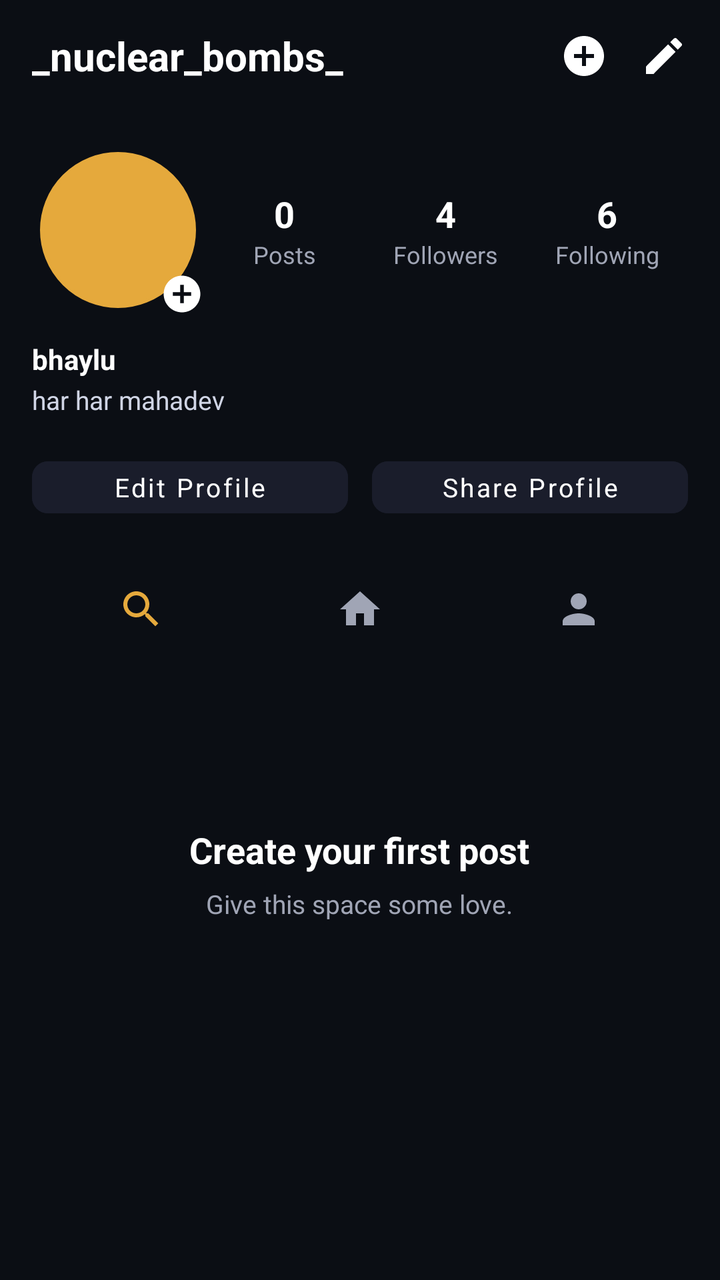
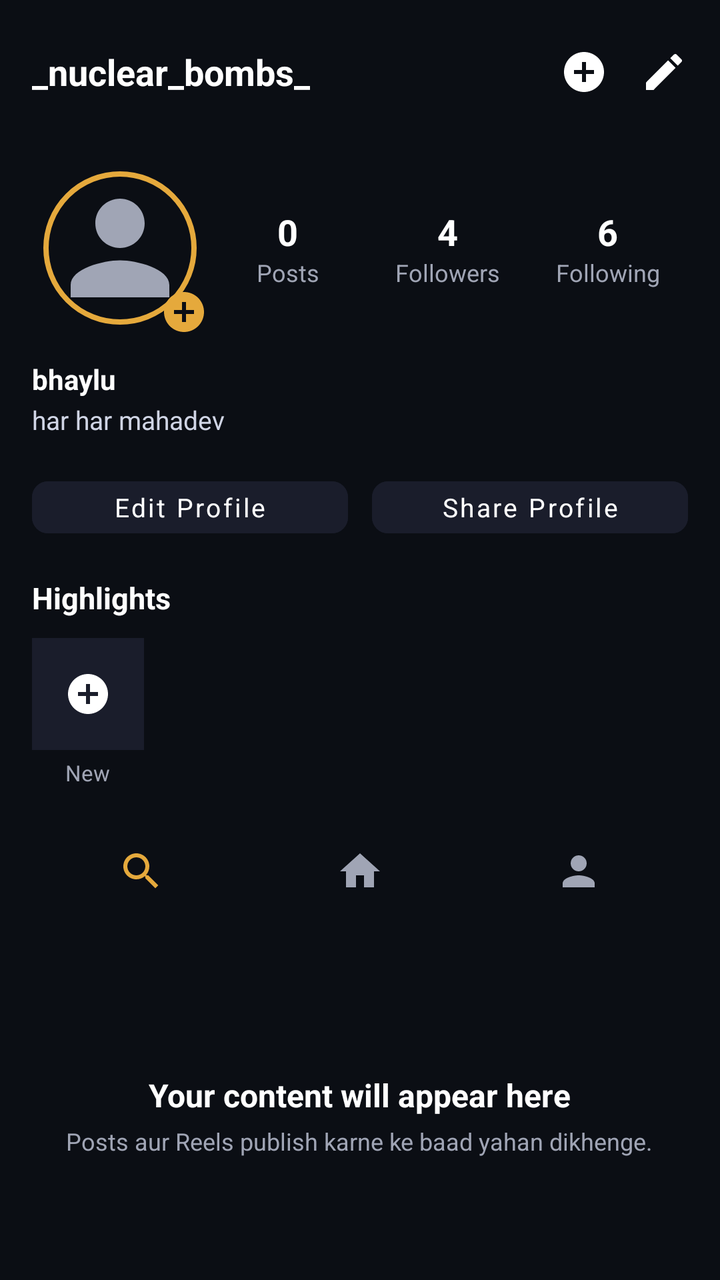

An Android layout rendered at two revisions. The XML below is the earlier revision; the diff shows what the commit changed to produce the second picture.
<!-- AndroidManifest.xml: application theme Theme.SanskritiSathi -->
<!-- res/layout/activity_profile.xml -->
<?xml version="1.0" encoding="utf-8"?>
<RelativeLayout xmlns:android="http://schemas.android.com/apk/res/android"
    xmlns:app="http://schemas.android.com/apk/res-auto"
    android:layout_width="match_parent"
    android:layout_height="match_parent"
    android:background="#0B0E14"
    android:fitsSystemWindows="true">

    
    <LinearLayout
        android:layout_width="0dp"
        android:layout_height="0dp"
        android:visibility="gone">

        <EditText
            android:id="@+id/nameInput"
            android:layout_width="wrap_content"
            android:layout_height="wrap_content" />

        <EditText
            android:id="@+id/usernameInput"
            android:layout_width="wrap_content"
            android:layout_height="wrap_content" />

        <EditText
            android:id="@+id/bioInput"
            android:layout_width="wrap_content"
            android:layout_height="wrap_content" />

        <Button
            android:id="@+id/saveProfileButton"
            android:layout_width="wrap_content"
            android:layout_height="wrap_content" />
    </LinearLayout>

    
    <RelativeLayout
        android:id="@+id/topBar"
        android:layout_width="match_parent"
        android:layout_height="56dp"
        android:paddingStart="16dp"
        android:paddingEnd="16dp">

        <TextView
            android:id="@+id/usernameHeader"
            android:layout_width="wrap_content"
            android:layout_height="wrap_content"
            android:layout_centerVertical="true"
            android:text="_nuclear_bombs_"
            android:textColor="#FFFFFF"
            android:textSize="20sp"
            android:textStyle="bold" />

        <ImageView
            android:id="@+id/btnNotification"
            android:layout_width="24dp"
            android:layout_height="24dp"
            android:layout_centerVertical="true"
            android:layout_marginEnd="16dp"
            android:layout_toStartOf="@id/btnSettings"
            android:src="@drawable/ic_add_circle"
            app:tint="#FFFFFF" />

        <ImageView
            android:id="@+id/btnSettings"
            android:layout_width="24dp"
            android:layout_height="24dp"
            android:layout_alignParentEnd="true"
            android:layout_centerVertical="true"
            android:src="@drawable/ic_edit"
            app:tint="#FFFFFF" />
    </RelativeLayout>

    <androidx.core.widget.NestedScrollView
        android:layout_width="match_parent"
        android:layout_height="match_parent"
        android:layout_below="@id/topBar">

        <LinearLayout
            android:layout_width="match_parent"
            android:layout_height="wrap_content"
            android:orientation="vertical"
            android:padding="16dp">

            
            <LinearLayout
                android:layout_width="match_parent"
                android:layout_height="wrap_content"
                android:gravity="center_vertical"
                android:orientation="horizontal">

                <RelativeLayout
                    android:layout_width="86dp"
                    android:layout_height="86dp">

                    <com.google.android.material.imageview.ShapeableImageView
                        android:id="@+id/profileImage"
                        android:layout_width="80dp"
                        android:layout_height="80dp"
                        android:layout_centerInParent="true"
                        android:background="#E5A93C"
                        android:padding="2dp"
                        app:shapeAppearanceOverlay="@style/ShapeAppearance.App.CircleImageView"
                        app:strokeColor="#E5A93C"
                        app:strokeWidth="2dp" />

                    <ImageView
                        android:layout_width="22dp"
                        android:layout_height="22dp"
                        android:layout_alignParentEnd="true"
                        android:layout_alignParentBottom="true"
                        android:src="@drawable/ic_add_circle"
                        app:tint="#FFFFFF" />
                </RelativeLayout>

                
                <LinearLayout
                    android:layout_width="match_parent"
                    android:layout_height="wrap_content"
                    android:orientation="horizontal">

                    <LinearLayout
                        android:layout_width="0dp"
                        android:layout_height="wrap_content"
                        android:layout_weight="1"
                        android:gravity="center"
                        android:orientation="vertical">

                        <TextView
                            android:id="@+id/postsCount"
                            android:layout_width="wrap_content"
                            android:layout_height="wrap_content"
                            android:text="0"
                            android:textColor="#FFFFFF"
                            android:textSize="18sp"
                            android:textStyle="bold" />

                        <TextView
                            android:layout_width="wrap_content"
                            android:layout_height="wrap_content"
                            android:text="Posts"
                            android:textColor="#A0A5B5"
                            android:textSize="12sp" />
                    </LinearLayout>

                    <LinearLayout
                        android:layout_width="0dp"
                        android:layout_height="wrap_content"
                        android:layout_weight="1"
                        android:gravity="center"
                        android:orientation="vertical">

                        <TextView
                            android:id="@+id/followersCount"
                            android:layout_width="wrap_content"
                            android:layout_height="wrap_content"
                            android:text="4"
                            android:textColor="#FFFFFF"
                            android:textSize="18sp"
                            android:textStyle="bold" />

                        <TextView
                            android:layout_width="wrap_content"
                            android:layout_height="wrap_content"
                            android:text="Followers"
                            android:textColor="#A0A5B5"
                            android:textSize="12sp" />
                    </LinearLayout>

                    <LinearLayout
                        android:layout_width="0dp"
                        android:layout_height="wrap_content"
                        android:layout_weight="1"
                        android:gravity="center"
                        android:orientation="vertical">

                        <TextView
                            android:id="@+id/followingCount"
                            android:layout_width="wrap_content"
                            android:layout_height="wrap_content"
                            android:text="6"
                            android:textColor="#FFFFFF"
                            android:textSize="18sp"
                            android:textStyle="bold" />

                        <TextView
                            android:layout_width="wrap_content"
                            android:layout_height="wrap_content"
                            android:text="Following"
                            android:textColor="#A0A5B5"
                            android:textSize="12sp" />
                    </LinearLayout>
                </LinearLayout>
            </LinearLayout>

            
            <TextView
                android:id="@+id/fullName"
                android:layout_width="wrap_content"
                android:layout_height="wrap_content"
                android:layout_marginTop="12dp"
                android:text="bhaylu"
                android:textColor="#FFFFFF"
                android:textSize="14sp"
                android:textStyle="bold" />

            <TextView
                android:id="@+id/bioText"
                android:layout_width="wrap_content"
                android:layout_height="wrap_content"
                android:layout_marginTop="2dp"
                android:text="har har mahadev"
                android:textColor="#D0D5E5"
                android:textSize="13sp" />

            
            <LinearLayout
                android:layout_width="match_parent"
                android:layout_height="wrap_content"
                android:layout_marginTop="16dp"
                android:orientation="horizontal">

                <Button
                    android:id="@+id/btnEditProfile"
                    style="@style/Widget.MaterialComponents.Button.UnelevatedButton"
                    android:layout_width="0dp"
                    android:layout_height="38dp"
                    android:layout_marginEnd="6dp"
                    android:layout_weight="1"
                    android:backgroundTint="#1A1D2B"
                    android:padding="0dp"
                    android:text="Edit Profile"
                    android:textAllCaps="false"
                    android:textColor="#FFFFFF"
                    android:textSize="13sp"
                    app:cornerRadius="8dp" />

                <Button
                    android:id="@+id/btnShareProfile"
                    style="@style/Widget.MaterialComponents.Button.UnelevatedButton"
                    android:layout_width="0dp"
                    android:layout_height="38dp"
                    android:layout_marginStart="6dp"
                    android:layout_weight="1"
                    android:backgroundTint="#1A1D2B"
                    android:padding="0dp"
                    android:text="Share Profile"
                    android:textAllCaps="false"
                    android:textColor="#FFFFFF"
                    android:textSize="13sp"
                    app:cornerRadius="8dp" />
            </LinearLayout>

            
            <LinearLayout
                android:layout_width="match_parent"
                android:layout_height="44dp"
                android:layout_marginTop="20dp"
                android:orientation="horizontal">

                <ImageView
                    android:layout_width="0dp"
                    android:layout_height="24dp"
                    android:layout_gravity="center"
                    android:layout_weight="1"
                    android:src="@drawable/ic_explore"
                    app:tint="#E5A93C" />

                <ImageView
                    android:layout_width="0dp"
                    android:layout_height="24dp"
                    android:layout_gravity="center"
                    android:layout_weight="1"
                    android:src="@drawable/ic_home"
                    app:tint="#A0A5B5" />

                <ImageView
                    android:layout_width="0dp"
                    android:layout_height="24dp"
                    android:layout_gravity="center"
                    android:layout_weight="1"
                    android:src="@drawable/ic_profile"
                    app:tint="#A0A5B5" />
            </LinearLayout>

            
            <LinearLayout
                android:layout_width="match_parent"
                android:layout_height="220dp"
                android:gravity="center"
                android:orientation="vertical">

                <TextView
                    android:layout_width="wrap_content"
                    android:layout_height="wrap_content"
                    android:text="Create your first post"
                    android:textColor="#FFFFFF"
                    android:textSize="18sp"
                    android:textStyle="bold" />

                <TextView
                    android:layout_width="wrap_content"
                    android:layout_height="wrap_content"
                    android:layout_marginTop="6dp"
                    android:text="Give this space some love."
                    android:textColor="#A0A5B5"
                    android:textSize="13sp" />
            </LinearLayout>

        </LinearLayout>
    </androidx.core.widget.NestedScrollView>

</RelativeLayout>
<!-- resources referenced by this layout -->
<resources>
  <!-- drawable ic_add_circle (drawable) -->
  <vector xmlns:android="http://schemas.android.com/apk/res/android"
      android:width="28dp"
      android:height="28dp"
      android:viewportWidth="24"
      android:viewportHeight="24">
    <path
        android:fillColor="#E5A93C"
        android:pathData="M12,2C6.48,2 2,6.48 2,12s4.48,10 10,10 10,-4.48 10,-10S17.52,2 12,2zM17,13h-4v4h-2v-4H7v-2h4V7h2v4h4v2z"/>
  </vector>
  <!-- drawable ic_edit (drawable) -->
  <vector xmlns:android="http://schemas.android.com/apk/res/android"
      android:width="24dp"
      android:height="24dp"
      android:viewportWidth="24"
      android:viewportHeight="24">
    <path
        android:fillColor="#E5A93C"
        android:pathData="M3,17.25V21h3.75L17.81,9.94l-3.75,-3.75L3,17.25zM20.71,7.04c0.39,-0.39 0.39,-1.02 0,-1.41l-2.34,-2.34c-0.39,-0.39 -1.02,-0.39 -1.41,0l-1.83,1.83 3.75,3.75 1.83,-1.83z"/>
  </vector>
  <!-- drawable ic_explore (drawable) -->
  <vector xmlns:android="http://schemas.android.com/apk/res/android"
      android:width="24dp"
      android:height="24dp"
      android:viewportWidth="24"
      android:viewportHeight="24">
    <path
        android:fillColor="#A0A5B5"
        android:pathData="M15.5,14h-0.79l-0.28,-0.27C15.41,12.59 16,11.11 16,9.5 16,5.91 13.09,3 9.5,3S3,5.91 3,9.5 5.91,16 9.5,16c1.61,0 3.09,-0.59 4.23,-1.57l0.27,0.28v0.79l5,4.99L20.49,19l-4.99,-5zM9.5,14C7.01,14 5,11.99 5,9.5S7.01,5 9.5,5 14,7.01 14,9.5 11.99,14 9.5,14z"/>
  </vector>
  <!-- drawable ic_home (drawable) -->
  <vector xmlns:android="http://schemas.android.com/apk/res/android"
      android:width="24dp"
      android:height="24dp"
      android:viewportWidth="24"
      android:viewportHeight="24">
    <path
        android:fillColor="#E5A93C"
        android:pathData="M10,20v-6h4v6h5v-8h3L12,3,2,12h3v8z"/>
  </vector>
  <!-- drawable ic_profile (drawable) -->
  <vector xmlns:android="http://schemas.android.com/apk/res/android"
      android:width="24dp"
      android:height="24dp"
      android:viewportWidth="24"
      android:viewportHeight="24">
    <path
        android:fillColor="#A0A5B5"
        android:pathData="M12,12c2.21,0 4,-1.79 4,-4s-1.79,-4 -4,-4 -4,1.79 -4,4 1.79,4 4,4zm0,2c-2.67,0 -8,1.34 -8,4v2h16v-2c0,-2.66 -5.33,-4 -8,-4z"/>
  </vector>
  <style name="ShapeAppearance.App.CircleImageView" parent="ShapeAppearance.MaterialComponents.SmallComponent">
          <item name="cornerFamily">rounded</item>
          <item name="cornerSize">50%</item>
      </style>
  <style name="Theme.SanskritiSathi" parent="Theme.MaterialComponents.DayNight.NoActionBar">
  
          <item name="android:fontFamily">sans-serif</item>
  
          
          <item name="android:statusBarColor">#0F111A</item>
          <item name="android:windowLightStatusBar">false</item>
  
          <item name="android:navigationBarColor">#1A1D2B</item>
          <item name="android:windowLightNavigationBar">false</item>
  
          <item name="android:windowActionModeOverlay">true</item>
          <item name="android:windowNoTitle">true</item>
  
          <item name="android:windowBackground">#0F111A</item>
  
          <item name="android:textColorPrimary">#FFFFFF</item>
          <item name="android:textColorSecondary">#A0A5B5</item>
  
      </style>
</resources>

<!-- the commit's change to res/layout/activity_profile.xml (unified diff, before → after) -->
@@ -38,6 +38,7 @@
         android:id="@+id/topBar"
         android:layout_width="match_parent"
         android:layout_height="56dp"
+        android:layout_marginTop="8dp"
         android:paddingStart="16dp"
         android:paddingEnd="16dp">
 
@@ -48,7 +49,7 @@
             android:layout_centerVertical="true"
             android:text="_nuclear_bombs_"
             android:textColor="#FFFFFF"
-            android:textSize="20sp"
+            android:textSize="18sp"
             android:textStyle="bold" />
 
         <ImageView
@@ -90,27 +91,28 @@
                 android:orientation="horizontal">
 
                 <RelativeLayout
-                    android:layout_width="86dp"
-                    android:layout_height="86dp">
+                    android:layout_width="88dp"
+                    android:layout_height="88dp">
 
                     <com.google.android.material.imageview.ShapeableImageView
                         android:id="@+id/profileImage"
                         android:layout_width="80dp"
                         android:layout_height="80dp"
                         android:layout_centerInParent="true"
-                        android:background="#E5A93C"
-                        android:padding="2dp"
+                        android:padding="3dp"
+                        android:scaleType="centerCrop"
+                        android:src="@drawable/ic_profile"
                         app:shapeAppearanceOverlay="@style/ShapeAppearance.App.CircleImageView"
                         app:strokeColor="#E5A93C"
-                        app:strokeWidth="2dp" />
+                        app:strokeWidth="2.5dp" />
 
                     <ImageView
-                        android:layout_width="22dp"
-                        android:layout_height="22dp"
+                        android:layout_width="24dp"
+                        android:layout_height="24dp"
                         android:layout_alignParentEnd="true"
                         android:layout_alignParentBottom="true"
                         android:src="@drawable/ic_add_circle"
-                        app:tint="#FFFFFF" />
+                        app:tint="#E5A93C" />
                 </RelativeLayout>
 
                 
@@ -252,6 +254,47 @@
             </LinearLayout>
 
             
+            <TextView
+                android:layout_width="wrap_content"
+                android:layout_height="wrap_content"
+                android:layout_marginTop="16dp"
+                android:text="Highlights"
+                android:textColor="#FFFFFF"
+                android:textSize="15sp"
+                android:textStyle="bold" />
+
+            <LinearLayout
+                android:layout_width="match_parent"
+                android:layout_height="wrap_content"
+                android:layout_marginTop="10dp"
+                android:orientation="horizontal">
+
+                <LinearLayout
+                    android:layout_width="wrap_content"
+                    android:layout_height="wrap_content"
+                    android:gravity="center"
+                    android:orientation="vertical">
+
+                    <ImageView
+                        android:layout_width="56dp"
+                        android:layout_height="56dp"
+                        android:background="#1A1D2B"
+                        android:padding="16dp"
+                        android:src="@drawable/ic_add_circle"
+                        app:tint="#FFFFFF" />
+
+                    <TextView
+                        android:layout_width="wrap_content"
+                        android:layout_height="wrap_content"
+                        android:layout_marginTop="4dp"
+                        android:text="New"
+                        android:textColor="#A0A5B5"
+                        android:textSize="11sp" />
+                </LinearLayout>
+
+            </LinearLayout>
+
+            
             <LinearLayout
                 android:layout_width="match_parent"
                 android:layout_height="44dp"
@@ -286,25 +329,25 @@
             
             <LinearLayout
                 android:layout_width="match_parent"
-                android:layout_height="220dp"
+                android:layout_height="200dp"
                 android:gravity="center"
                 android:orientation="vertical">
 
                 <TextView
                     android:layout_width="wrap_content"
                     android:layout_height="wrap_content"
-                    android:text="Create your first post"
+                    android:text="Your content will appear here"
                     android:textColor="#FFFFFF"
-                    android:textSize="18sp"
+                    android:textSize="16sp"
                     android:textStyle="bold" />
 
                 <TextView
                     android:layout_width="wrap_content"
                     android:layout_height="wrap_content"
-                    android:layout_marginTop="6dp"
-                    android:text="Give this space some love."
+                    android:layout_marginTop="4dp"
+                    android:text="Posts aur Reels publish karne ke baad yahan dikhenge."
                     android:textColor="#A0A5B5"
-                    android:textSize="13sp" />
+                    android:textSize="12sp" />
             </LinearLayout>
 
         </LinearLayout>
